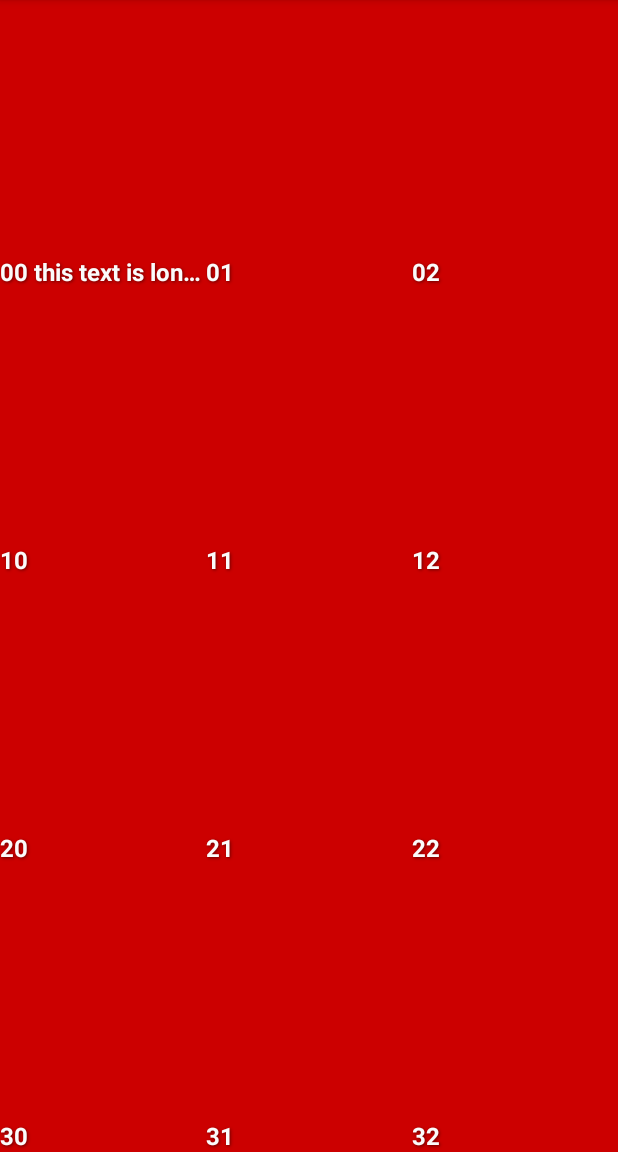
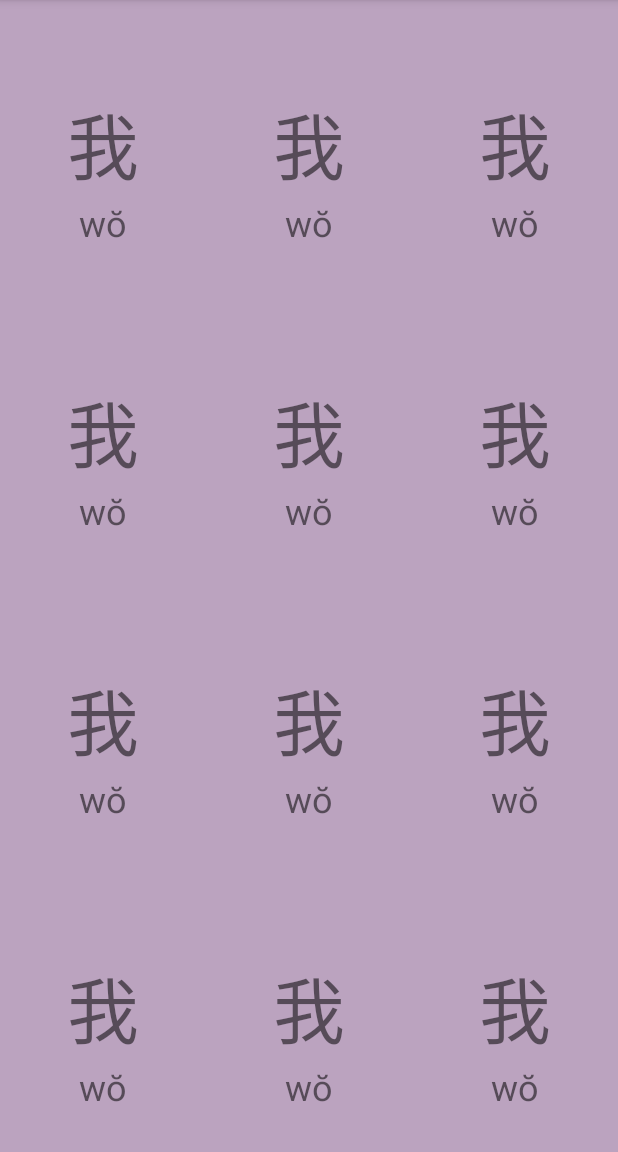
Before and after one commit to shikasu/chinese-android, an Android app: the screen it shows after launch (MainActivity), on a phone screen of 412 x 824 dp, the part 84-1236 px from its top. Run offline under Robolectric (Android 15) with nearby library versions, the phone set to English and light mode, and no system bars.

Commit message:
Refactor and restyle PlayItem into a componenet holding a Chinese TextView and a Pinyin TextView

```diff
--- a/app/src/main/java/com/shikasu/playtime/MainActivityFragment.java
+++ b/app/src/main/java/com/shikasu/playtime/MainActivityFragment.java
@@ -53,7 +53,7 @@ public class MainActivityFragment extends Fragment {
                              Bundle savedInstanceState) {
         View view = inflater.inflate(R.layout.fragment_main, container, false);
         mGridLayout = (GridLayout) view.findViewById(R.id.gridLayout);
-        //setRandomColorBackgroundForAllItems();
+        setRandomColorBackgroundForAllItems();
         return view;
     }
 
--- a/app/src/main/java/com/shikasu/playtime/PlayItem.java
+++ b/app/src/main/java/com/shikasu/playtime/PlayItem.java
@@ -17,6 +17,7 @@ import android.util.Log;
 import android.view.View;
 import android.view.inputmethod.InputMethodManager;
 import android.widget.EditText;
+import android.widget.RelativeLayout;
 import android.widget.TextView;
 
 import java.util.Locale;
@@ -24,11 +25,14 @@ import java.util.Locale;
 /**
  * Created by jul on 10/07/15.
  */
-public class PlayItem extends TextView implements TextToSpeech.OnInitListener {
+public class PlayItem extends RelativeLayout implements TextToSpeech.OnInitListener {
 
     private int mEditMode; //change to int tracking action_editmode_* TODO
     private MediaPlayer mMediaPlayer;
     private TextToSpeech engine;
+
+    private TextView mChineseTextView;
+    private TextView mPinyinTextView;
 
     private static String TAG = PlayItem.class.getSimpleName();
 
@@ -53,7 +57,34 @@ public class PlayItem extends TextView implements TextToSpeech.OnInitListener {
         init();
     }
 
+    String chinese() {
+        if (mChineseTextView == null) return null;
+        return mChineseTextView.getText().toString();
+    }
+    void chinese(String chinese) {
+        if (mChineseTextView != null) {
+            mChineseTextView.setText(chinese);
+        }
+    }
+
+    String pinyin() {
+        if (mPinyinTextView == null) return null;
+        return mPinyinTextView.getText().toString();
+    }
+    void pinyin(String pinyin) {
+        if (mPinyinTextView != null) {
+            mPinyinTextView.setText(pinyin);
+        }
+    }
+
+    void inflateAndLoadElements() {
+        View view = inflate(getContext(), R.layout.tile, this);
+        mChineseTextView = (TextView) view.findViewById(R.id.chinese);
+        mPinyinTextView = (TextView) view.findViewById(R.id.pinyin);
+    }
+
     void init() {
+        inflateAndLoadElements();
         engine = new TextToSpeech(getContext(), this);
         setEditMode(R.id.action_editmode_none);
         int mSoundId = R.raw.ak47;
@@ -80,7 +111,7 @@ public class PlayItem extends TextView implements TextToSpeech.OnInitListener {
                         break;
                     case R.id.action_editmode_none:
                         //mMediaPlayer.start();
-                        engine.speak(getText().toString(), TextToSpeech.QUEUE_FLUSH, null, null);
+                        engine.speak(chinese(), TextToSpeech.QUEUE_FLUSH, null, null);
                         break;
                     case R.id.action_editmode_text:
                         showChangeTextDialog();
@@ -96,7 +127,7 @@ public class PlayItem extends TextView implements TextToSpeech.OnInitListener {
         builder.setTitle(R.string.change_text);
 
         final EditText input = new EditText(getContext());
-        input.append(getText());
+        input.append(chinese());
         input.setInputType(InputType.TYPE_CLASS_TEXT);
         input.setOnFocusChangeListener(new OnFocusChangeListener() {
             @Override
@@ -121,7 +152,7 @@ public class PlayItem extends TextView implements TextToSpeech.OnInitListener {
         builder.setPositiveButton("OK", new DialogInterface.OnClickListener() {
             @Override
             public void onClick(DialogInterface dialog, int which) {
-                setText(input.getText().toString());
+                chinese(input.getText().toString());
             }
         });
         builder.setNegativeButton("Cancel", new DialogInterface.OnClickListener() {
--- /dev/null
+++ b/app/src/main/res/layout/tile.xml
@@ -0,0 +1,25 @@
+<?xml version="1.0" encoding="utf-8"?>
+<RelativeLayout xmlns:android="http://schemas.android.com/apk/res/android"
+                android:id="@+id/tile_container"
+                android:layout_width="match_parent"
+                android:layout_height="match_parent">
+    <TextView
+        android:id="@+id/chinese"
+        android:layout_width="wrap_content"
+        android:layout_height="wrap_content"
+        android:layout_centerVertical="true"
+        android:layout_centerHorizontal="true"
+        android:textSize="48sp"
+        android:text="@string/default_char"
+        />
+
+    <TextView
+        android:id="@+id/pinyin"
+        android:layout_width="wrap_content"
+        android:layout_height="wrap_content"
+        android:text="@string/default_pinyin"
+        android:layout_centerHorizontal="true"
+        android:layout_below="@id/chinese"
+        android:textSize="24sp"
+        />
+</RelativeLayout>
--- a/app/src/main/res/values/strings.xml
+++ b/app/src/main/res/values/strings.xml
@@ -7,4 +7,6 @@
     <string name="action_editmode_background_color">Set background</string>
     <string name="action_editmode_background_image">Set image</string>
     <string name="action_editmode_text">Edit text</string>
+    <string name="default_char">我</string>
+    <string name="default_pinyin">wŏ</string>
 </resources>
```
